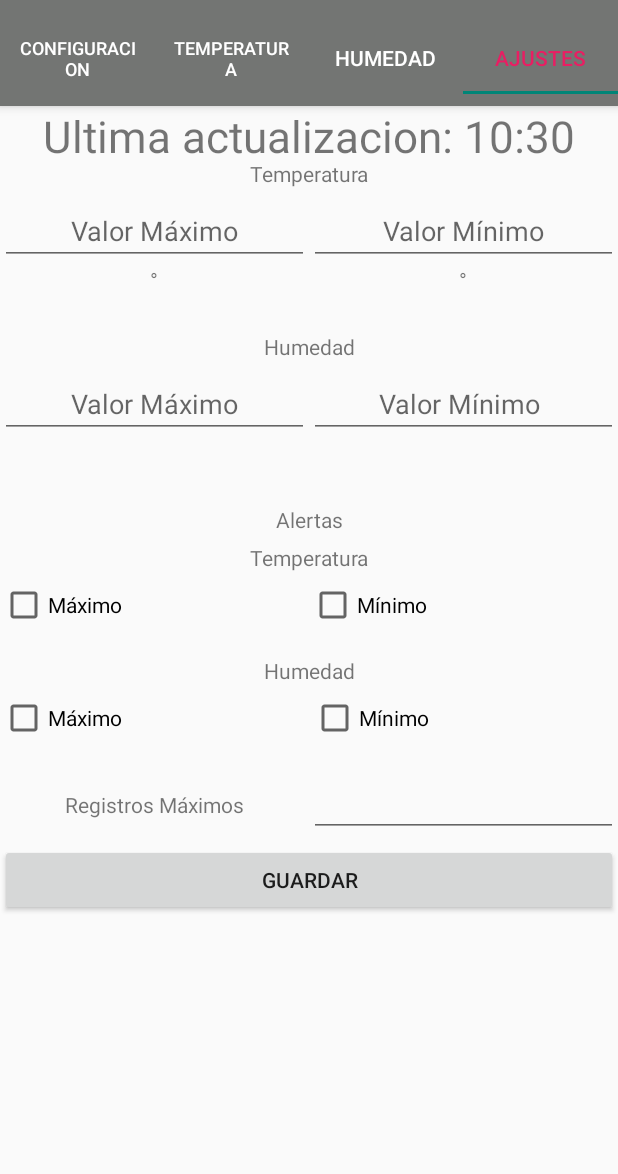
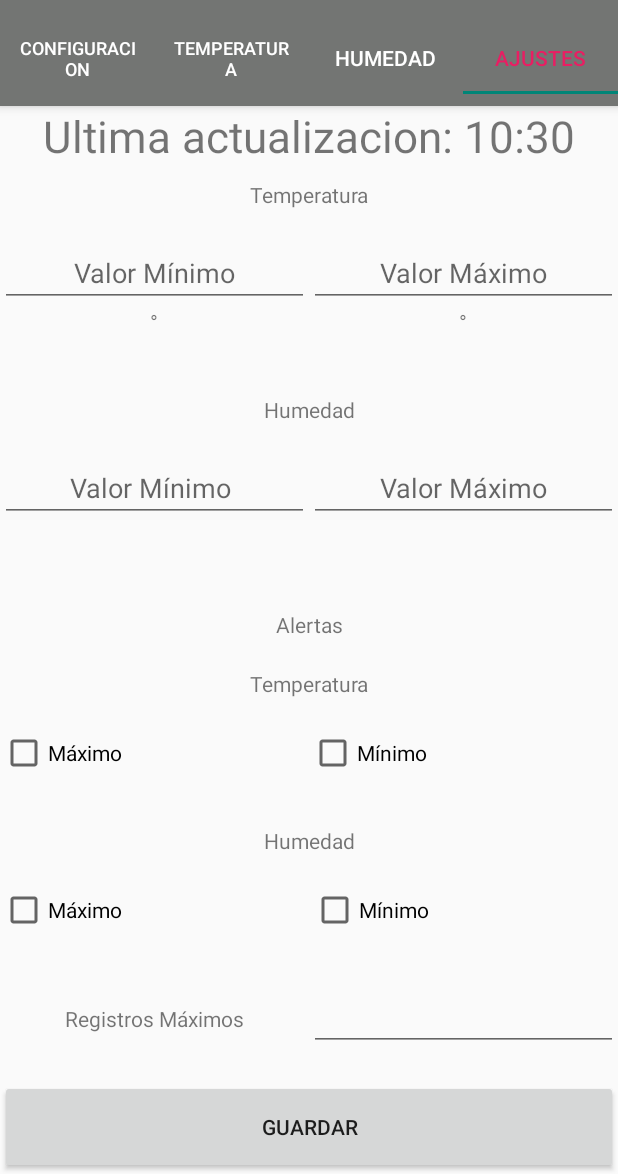
Before and after one commit to Josearratia/Estadias2021, an Android app: the screen it shows after launch (MainActivity), tab 4 chosen, on a phone screen of 412 x 824 dp, the part 62-1236 px from its top. Run offline under Robolectric (Android 15) with nearby library versions, the phone set to English and light mode, and no system bars; libraries missing offline, so code that uses them is left out: com.github.lzyzsd.circleprogress, com.github.mikephil.charting, com.jakewharton.rxbinding, org.eclipse.paho; plain views replace LineChart; 26 statements that could not run were skipped.

Commit message:
Ajustes de layout / Actualizacion de apk / Resumen
Signed-off-by: Josearratia <1630037@upv.edu.mx>

```diff
--- a/Misensor20/app/src/main/res/layout/fragment_ajustes.xml
+++ b/Misensor20/app/src/main/res/layout/fragment_ajustes.xml
@@ -15,24 +15,38 @@
             android:id="@+id/lastupdate"
             android:layout_width="match_parent"
             android:layout_height="35dp"
+            android:layout_weight="1"
             android:textAlignment="center"
             android:textSize="29sp" />
 
         <TextView
             android:layout_width="match_parent"
             android:layout_height="25dp"
+            android:layout_weight="1"
             android:text="@string/temperatura"
             android:textAlignment="center" />
 
         <LinearLayout
             android:layout_width="match_parent"
             android:layout_height="90dp"
+            android:layout_weight="1"
             android:orientation="vertical">
 
             <LinearLayout
                 android:layout_width="match_parent"
                 android:layout_height="wrap_content"
                 android:orientation="horizontal">
+
+                <EditText
+                    android:id="@+id/tmpmin"
+                    android:layout_width="wrap_content"
+                    android:layout_height="wrap_content"
+                    android:layout_weight="1"
+                    android:ems="10"
+                    android:hint="@string/valor_m_nimo"
+                    android:importantForAutofill="no"
+                    android:inputType="numberSigned|number"
+                    android:textAlignment="center" />
 
                 <EditText
                     android:id="@+id/tmpmax"
@@ -44,17 +58,6 @@
                     android:importantForAutofill="no"
                     android:inputType="number"
                     android:textAlignment="center" />
-
-                <EditText
-                    android:id="@+id/tmpmin"
-                    android:layout_width="wrap_content"
-                    android:layout_height="wrap_content"
-                    android:layout_weight="1"
-                    android:ems="10"
-                    android:hint="@string/valor_m_nimo"
-                    android:importantForAutofill="no"
-                    android:inputType="numberSigned|number"
-                    android:textAlignment="center" />
             </LinearLayout>
 
             <LinearLayout
@@ -63,19 +66,19 @@
                 android:orientation="horizontal">
 
                 <TextView
+                    android:id="@+id/textmintemp"
+                    android:layout_width="match_parent"
+                    android:layout_height="match_parent"
+                    android:layout_weight="1"
+                    android:text="-30°"
+                    android:textAlignment="center" />
+
+                <TextView
                     android:id="@+id/textmaxtemp"
                     android:layout_width="match_parent"
                     android:layout_height="match_parent"
                     android:layout_weight="1"
                     android:text="30°"
-                    android:textAlignment="center" />
-
-                <TextView
-                    android:id="@+id/textmintemp"
-                    android:layout_width="match_parent"
-                    android:layout_height="match_parent"
-                    android:layout_weight="1"
-                    android:text="-30°"
                     android:textAlignment="center" />
             </LinearLayout>
 
@@ -84,18 +87,30 @@
         <TextView
             android:layout_width="match_parent"
             android:layout_height="25dp"
+            android:layout_weight="1"
             android:text="@string/humedad"
             android:textAlignment="center" />
 
         <LinearLayout
             android:layout_width="match_parent"
             android:layout_height="90dp"
+            android:layout_weight="1"
             android:orientation="vertical">
 
             <LinearLayout
                 android:layout_width="match_parent"
                 android:layout_height="wrap_content"
                 android:orientation="horizontal">
+
+                <EditText
+                    android:id="@+id/hummin"
+                    android:layout_width="wrap_content"
+                    android:layout_height="wrap_content"
+                    android:layout_weight="1"
+                    android:ems="10"
+                    android:hint="Valor Mínimo "
+                    android:inputType="number"
+                    android:textAlignment="center" />
 
                 <EditText
                     android:id="@+id/hummax"
@@ -107,16 +122,6 @@
                     android:inputType="number"
                     android:textAlignment="center" />
 
-                <EditText
-                    android:id="@+id/hummin"
-                    android:layout_width="wrap_content"
-                    android:layout_height="wrap_content"
-                    android:layout_weight="1"
-                    android:ems="10"
-                    android:hint="Valor Mínimo "
-                    android:inputType="number"
-                    android:textAlignment="center" />
-
             </LinearLayout>
 
             <LinearLayout
@@ -125,19 +130,19 @@
                 android:orientation="horizontal">
 
                 <TextView
+                    android:id="@+id/textminhum"
+                    android:layout_width="match_parent"
+                    android:layout_height="wrap_content"
+                    android:layout_weight="1"
+                    android:text="0"
+                    android:textAlignment="center" />
+
+                <TextView
                     android:id="@+id/textmaxhum"
                     android:layout_width="match_parent"
                     android:layout_height="wrap_content"
                     android:layout_weight="1"
                     android:text="100"
-                    android:textAlignment="center" />
-
-                <TextView
-                    android:id="@+id/textminhum"
-                    android:layout_width="match_parent"
-                    android:layout_height="wrap_content"
-                    android:layout_weight="1"
-                    android:text="0"
                     android:textAlignment="center" />
             </LinearLayout>
 
@@ -146,18 +151,21 @@
         <TextView
             android:layout_width="match_parent"
             android:layout_height="25dp"
+            android:layout_weight="1"
             android:text="@string/alertas"
             android:textAlignment="center" />
 
         <TextView
             android:layout_width="match_parent"
             android:layout_height="25dp"
+            android:layout_weight="1"
             android:text="@string/temperatura"
             android:textAlignment="center" />
 
         <LinearLayout
             android:layout_width="match_parent"
             android:layout_height="50dp"
+            android:layout_weight="1"
             android:orientation="horizontal">
 
             <CheckBox
@@ -178,12 +186,14 @@
         <TextView
             android:layout_width="match_parent"
             android:layout_height="25dp"
+            android:layout_weight="1"
             android:text="@string/humedad"
             android:textAlignment="center" />
 
         <LinearLayout
             android:layout_width="match_parent"
             android:layout_height="50dp"
+            android:layout_weight="1"
             android:orientation="horizontal">
 
             <CheckBox
@@ -204,6 +214,7 @@
         <LinearLayout
             android:layout_width="match_parent"
             android:layout_height="50dp"
+            android:layout_weight="1"
             android:orientation="horizontal">
 
             <TextView
@@ -227,6 +238,7 @@
             android:id="@+id/button_guardar"
             android:layout_width="match_parent"
             android:layout_height="wrap_content"
+            android:layout_weight="1"
             android:text="Guardar" />
 
     </LinearLayout>
```
Also changed, not shown: 2 other files.
